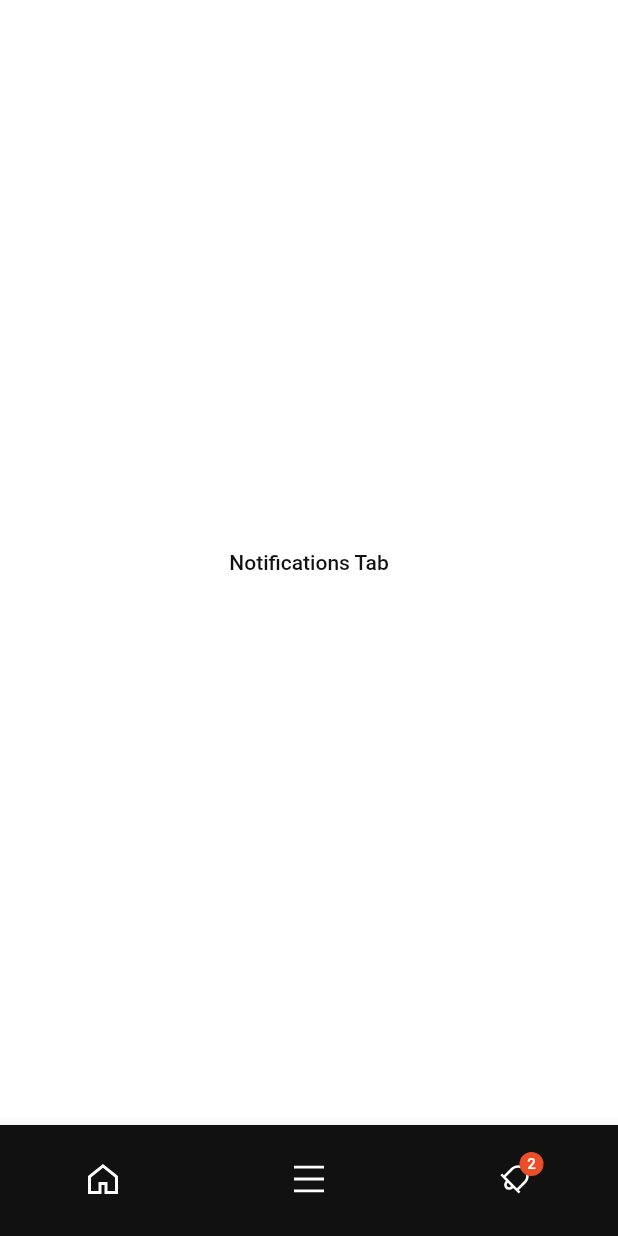
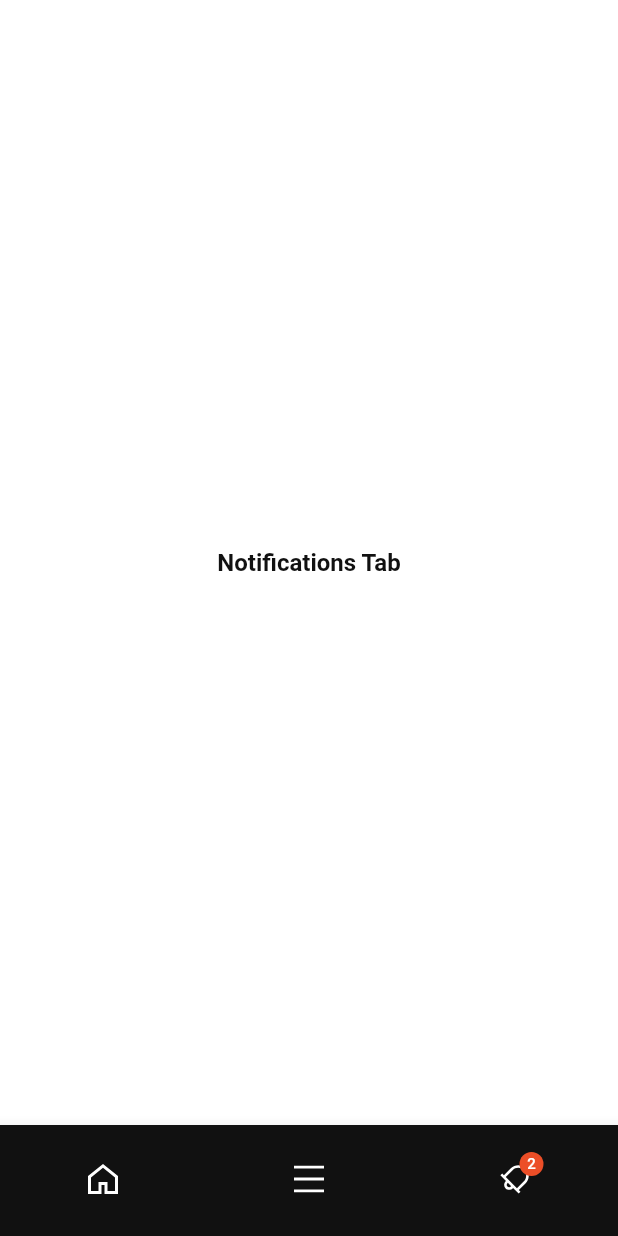
Before and after one commit to zatovagul/qyre_test_app, a Flutter app: the screen it shows after launch, item 3 of the bottom bar chosen, on a phone screen of 412 x 824 dp. Run offline on Flutter 3.47's test engine with Material 2 defaults, Android fonts, the phone set to English and light mode, and no system bars; our stand-ins replace auto_route, flutter_bloc, flutter_svg, get_it, injectable; Roboto replaces fonts that are missing (Matter).

Commit message:
Changing TextStyle and removing styles on texts

```diff
--- a/lib/themes/main_theme.dart
+++ b/lib/themes/main_theme.dart
@@ -20,18 +20,18 @@ final mainThemeData = ThemeData(
   colorScheme: _colorScheme,
   textTheme: const TextTheme(
     headline1: TextStyle(
-      fontWeight: FontWeight.w500,
-      fontStyle: FontStyle.normal,
-      fontFamily: MainStyleConstants.matterFont,
-      fontSize: 14,
-      color: MainStyleConstants.darkGrey,
-    ),
-    headline2: TextStyle(
       fontWeight: FontWeight.w700,
       fontStyle: FontStyle.normal,
       fontFamily: MainStyleConstants.matterFont,
       fontSize: 16,
-      color: MainStyleConstants.darkGrey,
+      color: MainStyleConstants.white,
+    ),
+    headline2: TextStyle(
+      fontWeight: FontWeight.w500,
+      fontStyle: FontStyle.normal,
+      fontFamily: MainStyleConstants.matterFont,
+      fontSize: 10,
+      color: MainStyleConstants.white,
     ),
     headline3: TextStyle(
       fontWeight: FontWeight.w600,
@@ -76,18 +76,18 @@ final mainThemeData = ThemeData(
       color: MainStyleConstants.white,
     ),
     bodyText1: TextStyle(
+      fontWeight: FontWeight.w500,
+      fontStyle: FontStyle.normal,
+      fontFamily: MainStyleConstants.matterFont,
+      fontSize: 14,
+      color: MainStyleConstants.darkGrey,
+    ),
+    bodyText2: TextStyle(
       fontWeight: FontWeight.w700,
       fontStyle: FontStyle.normal,
       fontFamily: MainStyleConstants.matterFont,
       fontSize: 16,
-      color: MainStyleConstants.white,
-    ),
-    bodyText2: TextStyle(
-      fontWeight: FontWeight.w500,
-      fontStyle: FontStyle.normal,
-      fontFamily: MainStyleConstants.matterFont,
-      fontSize: 10,
-      color: MainStyleConstants.white,
+      color: MainStyleConstants.darkGrey,
     ),
     button: TextStyle(
       fontWeight: FontWeight.w700,
--- a/lib/ui/pages/menu/menu_tab.dart
+++ b/lib/ui/pages/menu/menu_tab.dart
@@ -10,10 +10,9 @@ class MenuTab extends StatefulWidget {
 class _MenuTabState extends State<MenuTab> {
   @override
   Widget build(BuildContext context) {
-    return Center(
+    return const Center(
       child: Text(
         'Menu Tab',
-        style: Theme.of(context).textTheme.headline1,
       ),
     );
   }
--- a/lib/ui/pages/notifications/notifications_tab.dart
+++ b/lib/ui/pages/notifications/notifications_tab.dart
@@ -10,10 +10,9 @@ class NotificationsTab extends StatefulWidget {
 class _NotificationsTabState extends State<NotificationsTab> {
   @override
   Widget build(BuildContext context) {
-    return Center(
+    return const Center(
       child: Text(
         'Notifications Tab',
-        style: Theme.of(context).textTheme.headline1,
       ),
     );
   }
```
